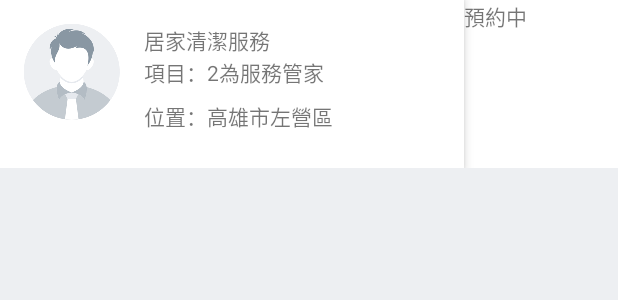
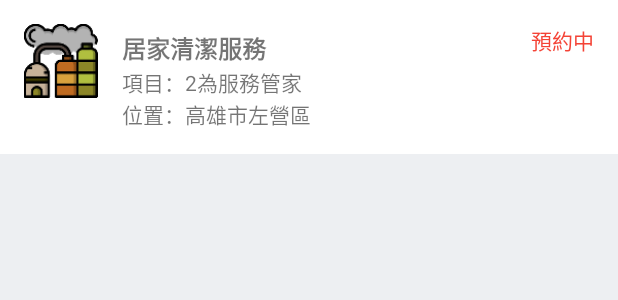
Before and after one commit to starboxs/EC_Android, an Android app: the layout item_member_reserve.xml on its own in the app's theme, with its tools: preview values and no code run, on a phone screen of 412 x 824 dp. Shown: the top 300 px of the screen. Run offline under Robolectric (Android 15) with nearby library versions, the phone set to English and light mode, and no system bars.

Commit message:
修layout

```diff
--- a/app/src/main/java/com/example/marco/ec_android/news/mainNewsFragment.java
+++ b/app/src/main/java/com/example/marco/ec_android/news/mainNewsFragment.java
@@ -106,6 +106,7 @@ public class mainNewsFragment extends RxFragment implements newsAdapter.OnItemCl
                 fragmentChack(fragment);
             }
         });
+        mScrollView.smoothScrollBy(0,20);
         return v;
     }
 
--- a/app/src/main/res/layout/activity_main.xml
+++ b/app/src/main/res/layout/activity_main.xml
@@ -7,9 +7,9 @@
     android:background="@color/colorBg"
     android:orientation="vertical">
 
-    <include
-        android:id="@+id/appbar"
-        layout="@layout/appbar" />
+    <!--<include-->
+        <!--android:id="@+id/appbar"-->
+        <!--layout="@layout/appbar" />-->
 
     <FrameLayout
         android:id="@+id/frame_layout"
--- a/app/src/main/res/layout/item_member_reserve.xml
+++ b/app/src/main/res/layout/item_member_reserve.xml
@@ -1,7 +1,8 @@
 <?xml version="1.0" encoding="utf-8"?>
 <LinearLayout xmlns:android="http://schemas.android.com/apk/res/android"
     android:layout_width="match_parent"
-    android:layout_height="wrap_content">
+    android:layout_height="wrap_content"
+    android:background="#ffffffff">
 
     <LinearLayout
         style="@style/divider_16dp.middle"
@@ -14,10 +15,10 @@
         android:padding="@dimen/activity_vertical_margin">
 
         <ImageView
-            android:id="@+id/avatarImageView"
-            android:layout_width="@dimen/avatar"
-            android:layout_height="@dimen/avatar"
-            android:src="@mipmap/img_empty_avatar" />
+            android:id="@+id/serverImageView"
+            android:layout_width="49dp"
+            android:layout_height="49dp"
+            android:src="@mipmap/a004" />
 
         <LinearLayout
             android:layout_width="0dp"
@@ -28,13 +29,43 @@
             <LinearLayout
                 android:layout_width="match_parent"
                 android:layout_height="match_parent"
-                android:orientation="vertical">
+                android:orientation="horizontal">
 
-                <TextView
-                    android:id="@+id/member_titile"
+                <LinearLayout
                     android:layout_width="match_parent"
-                    android:layout_height="wrap_content"
-                    android:text="居家清潔服務" />
+                    android:layout_height="match_parent"
+                    android:layout_weight="1"
+                    android:orientation="horizontal">
+
+                    <TextView
+                        android:id="@+id/member_titile"
+                        android:layout_width="match_parent"
+                        android:layout_height="wrap_content"
+                        android:layout_weight="1"
+                        android:paddingTop="4dp"
+                        android:text="居家清潔服務"
+                        android:textSize="16sp"
+                        android:textStyle="bold" />
+                </LinearLayout>
+
+                <LinearLayout
+                    android:layout_width="match_parent"
+                    android:layout_height="match_parent"
+                    android:layout_weight="1"
+
+                    android:orientation="vertical">
+
+                    <TextView
+                        android:id="@+id/textView19"
+                        android:layout_width="wrap_content"
+                        android:layout_height="wrap_content"
+                        android:layout_gravity="right|center_vertical"
+                        android:layout_weight="1"
+                        android:gravity="right"
+                        android:text="預約中"
+                        android:textColor="#F44336" />
+                </LinearLayout>
+
             </LinearLayout>
 
             <LinearLayout
@@ -50,7 +81,6 @@
             </LinearLayout>
 
             <LinearLayout
-                style="@style/divider_8dp"
                 android:layout_width="match_parent"
                 android:layout_height="wrap_content"
                 android:orientation="vertical">
@@ -66,19 +96,4 @@
 
     </LinearLayout>
 
-    <LinearLayout
-        android:layout_width="match_parent"
-        android:layout_height="match_parent"
-        android:layout_weight="3"
-        android:background="#ffffffff"
-        android:orientation="horizontal">
-
-        <TextView
-            android:id="@+id/member_state"
-            android:layout_width="wrap_content"
-            android:layout_height="wrap_content"
-            android:layout_weight="1"
-            android:text="預約中" />
-    </LinearLayout>
-
 </LinearLayout>
```
Also changed, not shown: app/src/main/java/com/example/marco/ec_android/adapter/newsAdapter.java (+6 -6 lines), app/src/main/res/layout/activity_member_center.xml (+25 -22 lines), app/src/main/res/layout/layout_index.xml (+7 -19 lines), app/src/main/res/layout/layout_news_info.xml (+1 -26 lines), app/src/main/res/layout/layout_service_information.xml (+30 -19 lines), app/src/main/res/mipmap-xxhdpi/index_banner.png (added), 1 other file.
